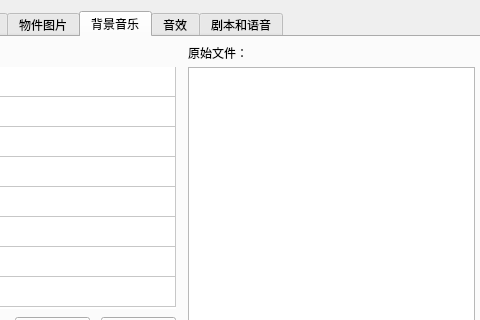
The window that SozaiImportWizard/SozaiImportDialog.ui (Icemic/BKOven) describes before a commit, drawn with Qt 5; both pictures show x 148 to 628 and y 0 to 320 of the 988 by 504 pixel window.
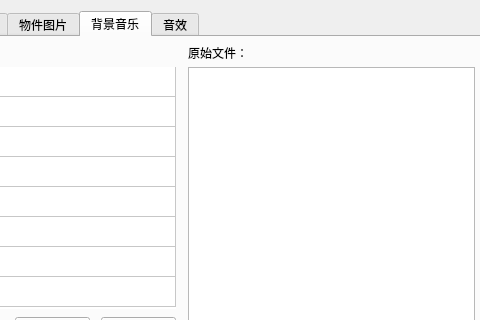
The same window after the commit. Custom widgets are drawn as their Qt base class.

Commit message: 创建剧本导入类

```diff
--- a/SozaiImportWizard/SozaiImportDialog.ui
+++ b/SozaiImportWizard/SozaiImportDialog.ui
@@ -1033,11 +1033,6 @@
        <string>音效</string>
       </attribute>
      </widget>
-     <widget class="QWidget" name="tab_6">
-      <attribute name="title">
-       <string>剧本和语音</string>
-      </attribute>
-     </widget>
     </widget>
    </item>
    <item>
```
Left out of the diff: 21 changed lines with no effect on the pictures. The commit also changes 4 other files.
